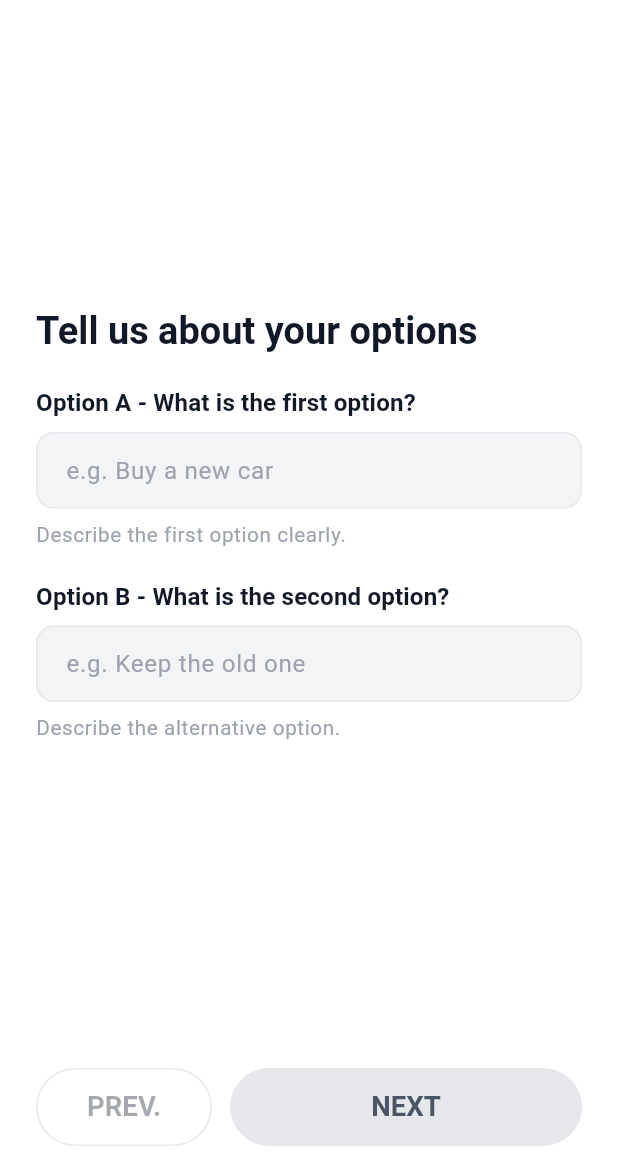
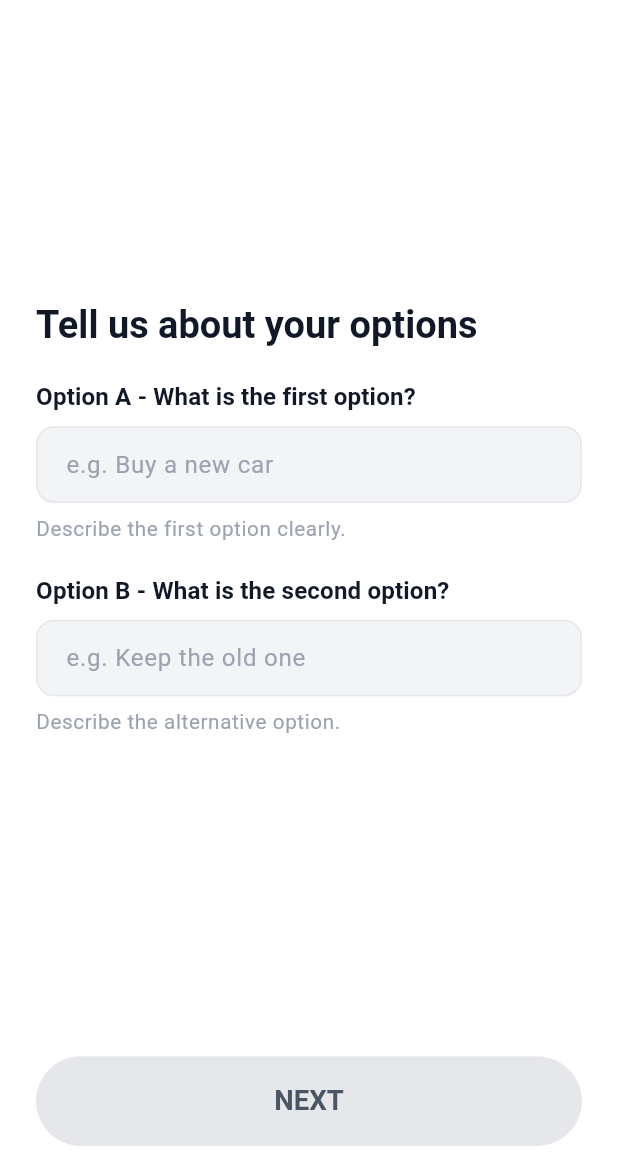
Before and after one commit to fsoldera/twiffel-app, a Flutter app: the screen it shows after launch, on a phone screen of 412 x 824 dp, the part 78-1236 px from its top. Run offline on Flutter 3.47's test engine with Material 3 defaults, Android fonts, the phone set to English and light mode, and no system bars; our stand-ins replace flutter_native_splash, go_router, google_fonts, pdf, printing; missing offline and left inert: common_app_kit; statements that could not run were skipped.

Commit message:
Tune sticky action buttons for text size and first-step nav.
Make Share results 2/3 wide, scale button heights with text size, and hide PREV. on the first wizard step.

Co-authored-by: Cursor <cursoragent@cursor.com>

```diff
--- a/lib/src/widgets/sticky_nav_buttons.dart
+++ b/lib/src/widgets/sticky_nav_buttons.dart
@@ -23,6 +23,9 @@ class StickyNavButtons extends StatelessWidget {
   Widget build(BuildContext context) {
     final colors = TwiffelColors.of(context);
     final nextEnabled = onNext != null && !nextLoading;
+    final buttonHeight = MediaQuery.textScalerOf(context).scale(52);
+    final radius = buttonHeight / 2;
+    final spinnerSize = MediaQuery.textScalerOf(context).scale(22);
 
     return Material(
       color: colors.pageBg,
@@ -33,16 +36,17 @@ class StickyNavButtons extends StatelessWidget {
           padding: const EdgeInsets.fromLTRB(24, 12, 24, 8),
           child: Row(
             children: [
+              if (onPrevious != null) ...[
                 Expanded(
                   flex: 1,
                   child: OutlinedButton(
                     onPressed: onPrevious,
                     style: OutlinedButton.styleFrom(
-                    minimumSize: const Size.fromHeight(52),
+                      minimumSize: Size.fromHeight(buttonHeight),
                       foregroundColor: colors.textPrimary,
                       side: BorderSide(color: colors.borderDefault),
                       shape: RoundedRectangleBorder(
-                      borderRadius: BorderRadius.circular(26),
+                        borderRadius: BorderRadius.circular(radius),
                       ),
                       textStyle: const TextStyle(
                         fontSize: 16,
@@ -53,11 +57,12 @@ class StickyNavButtons extends StatelessWidget {
                   ),
                 ),
                 const SizedBox(width: 12),
+              ],
               Expanded(
                 flex: 2,
                 child: DecoratedBox(
                   decoration: BoxDecoration(
-                    borderRadius: BorderRadius.circular(26),
+                    borderRadius: BorderRadius.circular(radius),
                     boxShadow: nextEnabled
                         ? const [
                             BoxShadow(
@@ -70,11 +75,17 @@ class StickyNavButtons extends StatelessWidget {
                   ),
                   child: FilledButton(
                     onPressed: nextEnabled ? onNext : null,
+                    style: FilledButton.styleFrom(
+                      minimumSize: Size.fromHeight(buttonHeight),
+                      shape: RoundedRectangleBorder(
+                        borderRadius: BorderRadius.circular(radius),
+                      ),
+                    ),
                     child: nextLoading
-                        ? const SizedBox(
-                            width: 22,
-                            height: 22,
-                            child: CircularProgressIndicator(
+                        ? SizedBox(
+                            width: spinnerSize,
+                            height: spinnerSize,
+                            child: const CircularProgressIndicator(
                               strokeWidth: 2.5,
                               color: TwiffelTokens.textOnPrimary,
                             ),
```
Also changed, not shown: lib/src/pages/analysis_page.dart (+14 -8 lines), 1 other file. Lines whose indentation alone changed are shown as unchanged.
